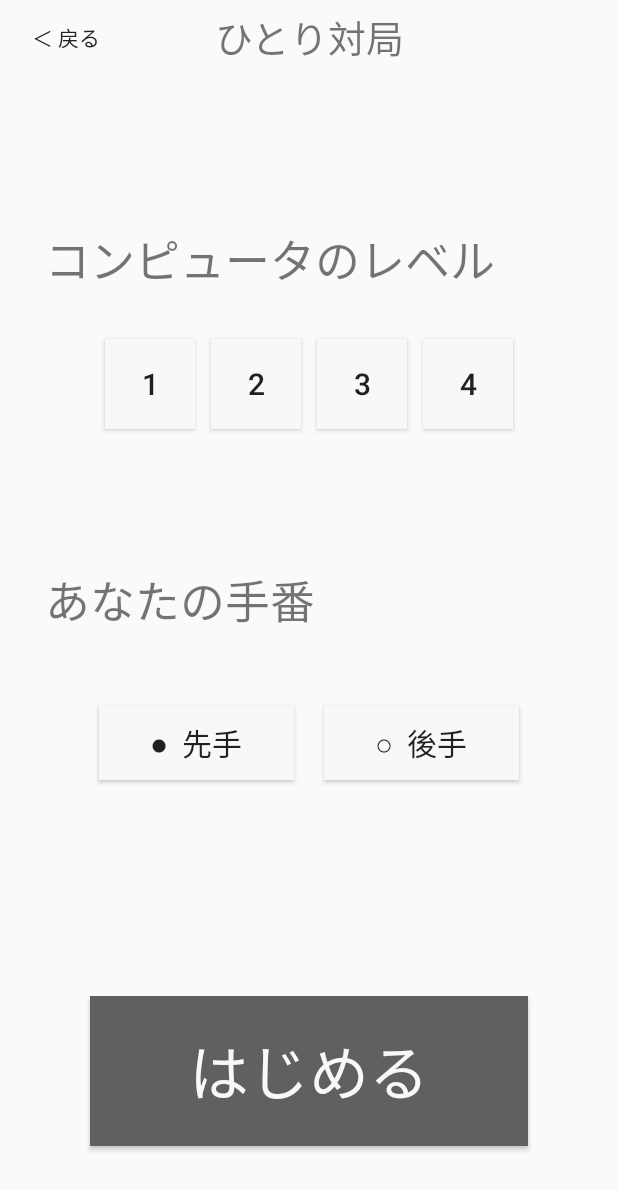
After one commit to Issei0804-ie/Uhyo, an Android app: the fragment SoloPlaySettingFragment shown on its own in the app's theme, on a phone screen of 412 x 824 dp. The commit adds this screen. Shown: the top 1190 px of the screen. Run offline under Robolectric (Android 15) with nearby library versions, the phone set to English and light mode, and no system bars.

Commit message:
追加：ひとり対局設定画面
画面遷移未実装

```diff
--- /dev/null
+++ b/Android/app/src/main/java/com/example/uhyo/presentation/view/SoloPlaySettingFragment.kt
@@ -0,0 +1,19 @@
+package com.example.uhyo.presentation.view
+
+import android.os.Bundle
+import android.view.LayoutInflater
+import android.view.View
+import android.view.ViewGroup
+import androidx.fragment.app.Fragment
+import com.example.uhyo.R
+
+class SoloPlaySettingFragment : Fragment() {
+    override fun onCreateView(
+        inflater: LayoutInflater,
+        container: ViewGroup?,
+        savedInstanceState: Bundle?
+    ): View? {
+        super.onCreateView(inflater, container, savedInstanceState)
+        return inflater.inflate(R.layout.fragment_main_solo_setting, container, false)
+    }
+}
--- /dev/null
+++ b/Android/app/src/main/res/layout/fragment_main_solo_setting.xml
@@ -0,0 +1,156 @@
+<?xml version="1.0" encoding="utf-8"?>
+<androidx.constraintlayout.widget.ConstraintLayout xmlns:android="http://schemas.android.com/apk/res/android"
+    xmlns:app="http://schemas.android.com/apk/res-auto"
+    android:layout_width="match_parent"
+    android:layout_height="match_parent">
+
+    <Button
+        android:id="@+id/back"
+        style="@style/Widget.AppCompat.Button.Borderless"
+        android:layout_width="wrap_content"
+        android:layout_height="50dp"
+        android:text="＜ 戻る"
+        app:layout_constraintLeft_toLeftOf="parent"
+        app:layout_constraintTop_toTopOf="parent" />
+
+    <TextView
+        android:id="@+id/toolbar_solo_play"
+        android:layout_width="0dp"
+        android:layout_height="0dp"
+        android:gravity="center"
+        android:text="ひとり対局"
+        android:textSize="25sp"
+        app:layout_constraintBottom_toBottomOf="@+id/back"
+        app:layout_constraintEnd_toEndOf="parent"
+        app:layout_constraintStart_toStartOf="parent"
+        app:layout_constraintTop_toTopOf="parent" />
+
+
+    <TextView
+        android:id="@+id/text_computer_level"
+        android:layout_width="0dp"
+        android:layout_marginHorizontal="30dp"
+        android:layout_marginTop="100dp"
+        android:layout_height="wrap_content"
+        android:text="コンピュータのレベル"
+        android:textSize="30dp"
+        app:layout_constraintBottom_toTopOf="@+id/text_your_turn"
+        app:layout_constraintEnd_toEndOf="parent"
+        app:layout_constraintStart_toStartOf="parent"
+        app:layout_constraintTop_toBottomOf="@+id/toolbar_solo_play"
+        app:layout_constraintVertical_chainStyle="spread_inside" />
+
+    <Button
+        android:id="@+id/button_computer_level_1"
+        android:layout_width="60dp"
+        android:layout_height="60dp"
+        android:layout_marginHorizontal="5dp"
+        android:background="@color/Button_background_white"
+        android:text="1"
+        android:textSize="20sp"
+        app:layout_constraintBottom_toTopOf="@+id/text_your_turn"
+        app:layout_constraintEnd_toStartOf="@id/button_computer_level_2"
+        app:layout_constraintHorizontal_chainStyle="packed"
+        app:layout_constraintStart_toStartOf="parent"
+        app:layout_constraintTop_toBottomOf="@+id/text_computer_level"
+        app:layout_constraintVertical_bias="0.25" />
+
+    <Button
+        android:id="@+id/button_computer_level_2"
+        android:layout_width="60dp"
+        android:layout_height="60dp"
+        android:layout_marginHorizontal="5dp"
+        android:background="@color/Button_background_white"
+        android:text="2"
+        android:textSize="20sp"
+        app:layout_constraintBottom_toTopOf="@+id/text_your_turn"
+        app:layout_constraintEnd_toStartOf="@id/button_computer_level_3"
+        app:layout_constraintStart_toEndOf="@+id/button_computer_level_1"
+        app:layout_constraintTop_toBottomOf="@+id/text_computer_level"
+        app:layout_constraintVertical_bias="0.25" />
+
+    <Button
+        android:id="@+id/button_computer_level_3"
+        android:layout_width="60dp"
+        android:layout_height="60dp"
+        android:layout_marginHorizontal="5dp"
+        android:background="@color/Button_background_white"
+        android:text="3"
+        android:textSize="20sp"
+        app:layout_constraintBottom_toTopOf="@+id/text_your_turn"
+        app:layout_constraintEnd_toStartOf="@id/button_computer_level_4"
+        app:layout_constraintStart_toEndOf="@+id/button_computer_level_2"
+        app:layout_constraintTop_toBottomOf="@+id/text_computer_level"
+        app:layout_constraintVertical_bias="0.25" />
+
+    <Button
+        android:id="@+id/button_computer_level_4"
+        android:layout_width="60dp"
+        android:layout_height="60dp"
+        android:layout_marginHorizontal="5dp"
+        android:background="@color/Button_background_white"
+        android:text="4"
+        android:textSize="20sp"
+        app:layout_constraintBottom_toTopOf="@+id/text_your_turn"
+        app:layout_constraintEnd_toEndOf="parent"
+        app:layout_constraintStart_toEndOf="@+id/button_computer_level_3"
+        app:layout_constraintTop_toBottomOf="@+id/text_computer_level"
+        app:layout_constraintVertical_bias="0.25" />
+
+    <TextView
+        android:id="@+id/text_your_turn"
+        android:layout_width="0dp"
+        android:layout_height="wrap_content"
+        android:text="あなたの手番"
+        android:textSize="30dp"
+        app:layout_constraintBottom_toTopOf="@+id/button4"
+        app:layout_constraintEnd_toEndOf="@+id/text_computer_level"
+        app:layout_constraintStart_toStartOf="@+id/text_computer_level"
+        app:layout_constraintTop_toBottomOf="@id/text_computer_level" />
+
+    <Button
+        android:id="@+id/button_turn_black"
+        android:layout_width="130dp"
+        android:layout_height="50dp"
+        android:layout_marginEnd="10dp"
+        android:background="@color/Button_background_white"
+        android:text="●  先手"
+        android:textSize="20sp"
+        app:layout_constraintBottom_toTopOf="@+id/button4"
+        app:layout_constraintEnd_toStartOf="@id/button_turn_white"
+        app:layout_constraintHorizontal_chainStyle="packed"
+        app:layout_constraintStart_toStartOf="parent"
+        app:layout_constraintTop_toBottomOf="@+id/text_your_turn"
+        app:layout_constraintVertical_bias="0.25" />
+
+
+    <Button
+        android:id="@+id/button_turn_white"
+        android:layout_width="130dp"
+        android:layout_height="50dp"
+        android:layout_marginStart="10dp"
+        android:background="@color/Button_background_white"
+        android:text="○  後手"
+        android:textSize="20sp"
+        app:layout_constraintBottom_toTopOf="@+id/button4"
+        app:layout_constraintEnd_toEndOf="parent"
+        app:layout_constraintStart_toEndOf="@id/button_turn_black"
+        app:layout_constraintTop_toBottomOf="@+id/text_your_turn"
+        app:layout_constraintVertical_bias="0.25" />
+
+    <Button
+        android:id="@+id/button4"
+        android:layout_width="0dp"
+        android:layout_height="100dp"
+        android:background="#606060"
+        android:text="はじめる"
+        android:textColor="@color/Button_background_white"
+        android:textSize="40sp"
+        android:layout_margin="60dp"
+        app:layout_constraintBottom_toBottomOf="parent"
+        app:layout_constraintEnd_toEndOf="parent"
+        app:layout_constraintStart_toStartOf="parent"
+        app:layout_constraintTop_toBottomOf="@id/text_your_turn" />
+
+
+</androidx.constraintlayout.widget.ConstraintLayout>
--- a/Android/app/src/main/res/values/colors.xml
+++ b/Android/app/src/main/res/values/colors.xml
@@ -3,4 +3,5 @@
     <color name="colorPrimary">#008577</color>
     <color name="colorPrimaryDark">#00574B</color>
     <color name="colorAccent">#D81B60</color>
+    <color name="Button_background_white">#F8F8F8</color>
 </resources>
```
